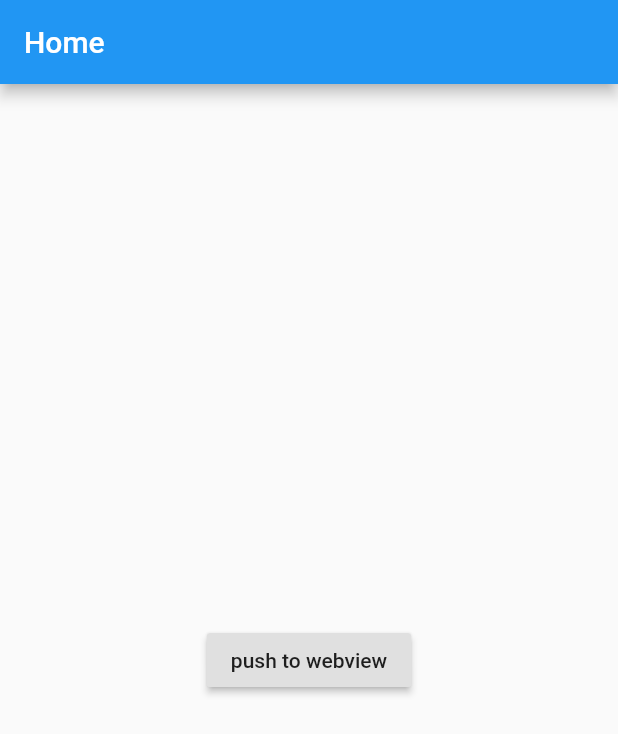
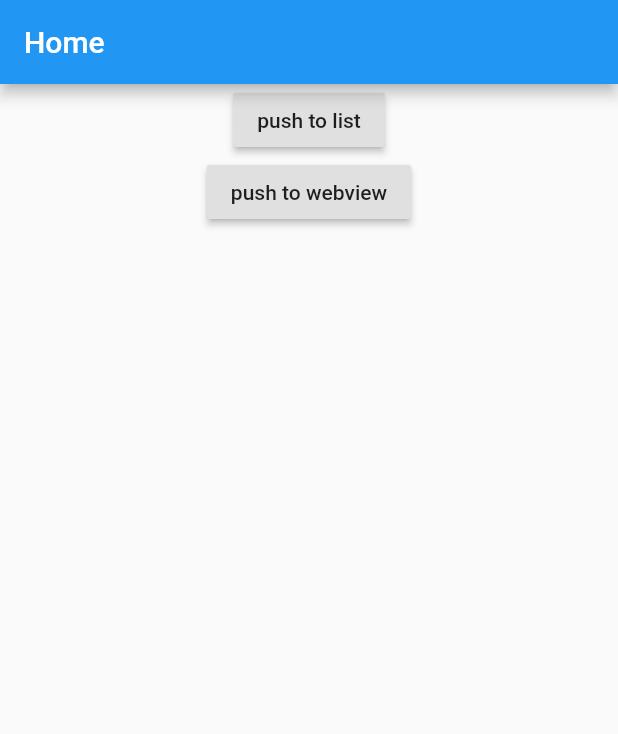
Before and after one commit to noboru-i/pocket_with_memo, a Flutter app: the screen it shows after launch, on a phone screen of 412 x 824 dp. Shown: the top 734 px of the screen. Run offline on Flutter 3.47's test engine with Material 2 defaults, Android fonts, the phone set to English and light mode, and no system bars; our stand-ins replace webview_flutter.

Commit message:
add list page

```diff
--- a/lib/ui/app.dart
+++ b/lib/ui/app.dart
@@ -1,6 +1,7 @@
 import 'package:flutter/material.dart';
 import 'package:pocket_with_memo/ui/home/home.dart';
 import 'package:pocket_with_memo/ui/my_web_view/my_web_view.dart';
+import 'package:pocket_with_memo/ui/page_list/page_list.dart';
 
 class MyApp extends StatelessWidget {
   @override
@@ -12,9 +13,10 @@ class MyApp extends StatelessWidget {
       ),
       routes: {
         '/': (_) => const HomeView(),
+        '/list': (_) => PageListView(),
         '/webview': (_) => MyWebView(
-          url: "https://www.google.com",
-        ),
+              url: "https://www.google.com",
+            ),
       },
     );
   }
--- a/lib/ui/home/home.dart
+++ b/lib/ui/home/home.dart
@@ -10,11 +10,21 @@ class HomeView extends StatelessWidget {
         title: new Text("Home"),
       ),
       body: Center(
-        child: RaisedButton(
-          onPressed: () {
-            Navigator.of(context).pushNamed("/webview");
-          },
-          child: Text('push to webview'),
+        child: Column(
+          children: [
+            RaisedButton(
+              onPressed: () {
+                Navigator.of(context).pushNamed("/list");
+              },
+              child: Text('push to list'),
+            ),
+            RaisedButton(
+              onPressed: () {
+                Navigator.of(context).pushNamed("/webview");
+              },
+              child: Text('push to webview'),
+            ),
+          ],
         ),
       ),
     );
```
Also changed, not shown: lib/ui/page_list/page_list.dart (added, +18 -0 lines).
